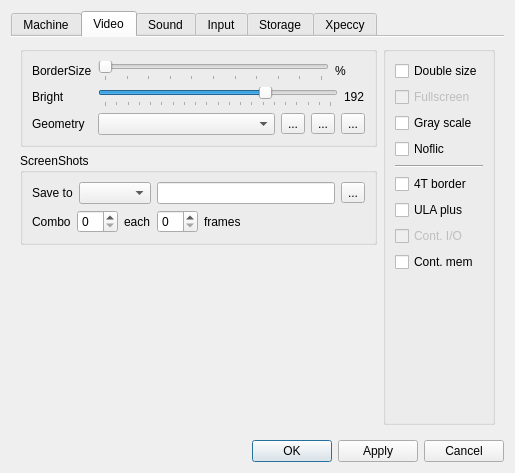
This is ui/setupwin.ui in samstyle/Xpeccy as Qt 5 draws it before an edit. The edited form follows.
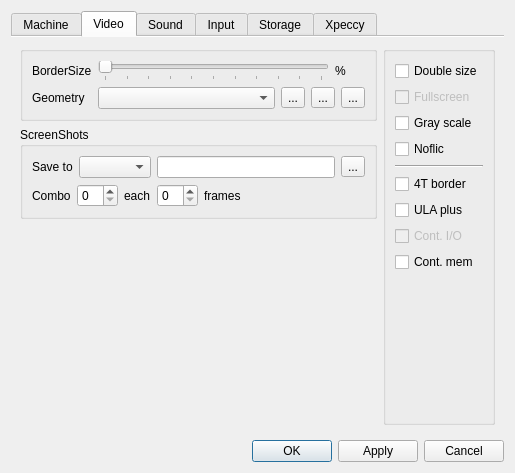
This is the edited form. The open tabs and pages were chosen to show the change. Icons and pictures are not drawn.

Commit message: build 20141215 [*] fix some bugs after last refactoring [*] refactoring... :) [+] now it's possible to change romset and layout names

What changed in the file:
```diff
--- a/ui/setupwin.ui
+++ b/ui/setupwin.ui
@@ -367,21 +367,7 @@
            <item>
             <widget class="QGroupBox" name="vidViewGBox">
              <layout class="QGridLayout" name="gridLayout_2">
-              <item row="1" column="0">
-               <widget class="QLabel" name="label_26">
-                <property name="text">
-                 <string>Bright</string>
-                </property>
-               </widget>
-              </item>
-              <item row="2" column="0">
-               <widget class="QLabel" name="label_8">
-                <property name="text">
-                 <string>Geometry</string>
-                </property>
-               </widget>
-              </item>
-              <item row="2" column="1">
+              <item row="1" column="1">
                <layout class="QHBoxLayout" name="horizontalLayout_26">
                 <item>
                  <widget class="QComboBox" name="geombox"/>
@@ -421,43 +407,10 @@
                 </item>
                </layout>
               </item>
-              <item row="1" column="1">
-               <layout class="QHBoxLayout" name="horizontalLayout_24">
-                <item>
-                 <widget class="QSlider" name="brgslide">
-                  <property name="minimum">
-                   <number>50</number>
-                  </property>
-                  <property name="maximum">
-                   <number>250</number>
-                  </property>
-                  <property name="value">
-                   <number>192</number>
-                  </property>
-                  <property name="orientation">
-                   <enum>Qt::Horizontal</enum>
-                  </property>
-                  <property name="tickPosition">
-                   <enum>QSlider::TicksBelow</enum>
-                  </property>
-                  <property name="tickInterval">
-                   <number>10</number>
-                  </property>
-                 </widget>
-                </item>
-                <item>
-                 <widget class="QLabel" name="brglab">
-                  <property name="text">
-                   <string>192</string>
-                  </property>
-                 </widget>
-                </item>
-               </layout>
-              </item>
-              <item row="0" column="0">
-               <widget class="QLabel" name="label_3">
+              <item row="1" column="0">
+               <widget class="QLabel" name="label_8">
                 <property name="text">
-                 <string>BorderSize</string>
+                 <string>Geometry</string>
                 </property>
                </widget>
               </item>
@@ -500,6 +453,13 @@
                 </item>
                </layout>
               </item>
+              <item row="0" column="0">
+               <widget class="QLabel" name="label_3">
+                <property name="text">
+                 <string>BorderSize</string>
+                </property>
+               </widget>
+              </item>
              </layout>
             </widget>
            </item>
```
The commit also changes 40 other files.
